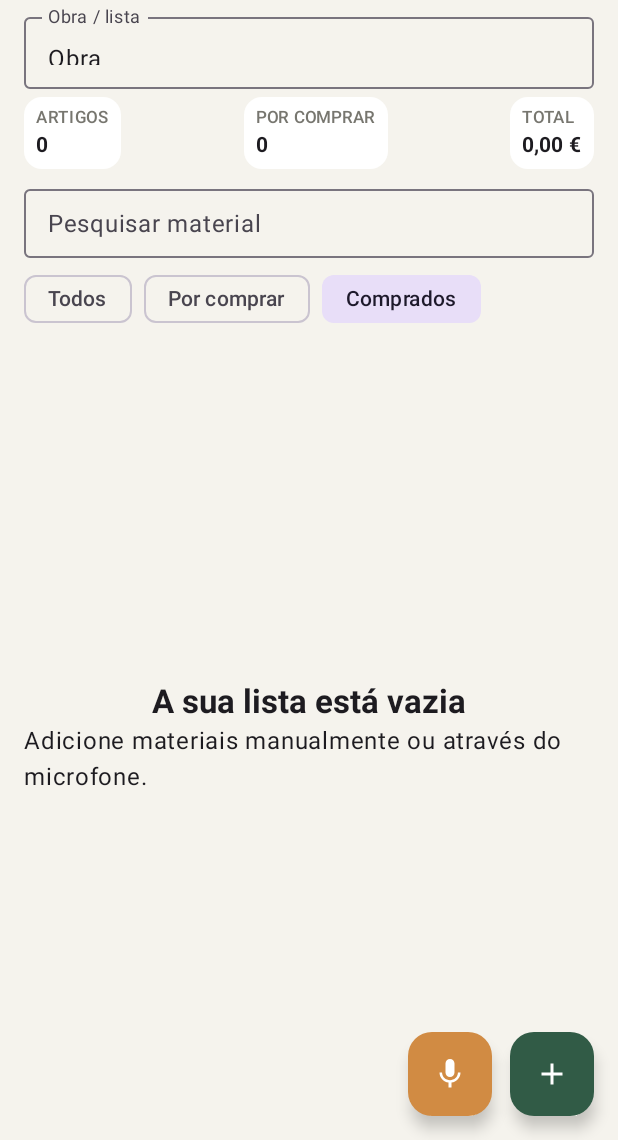
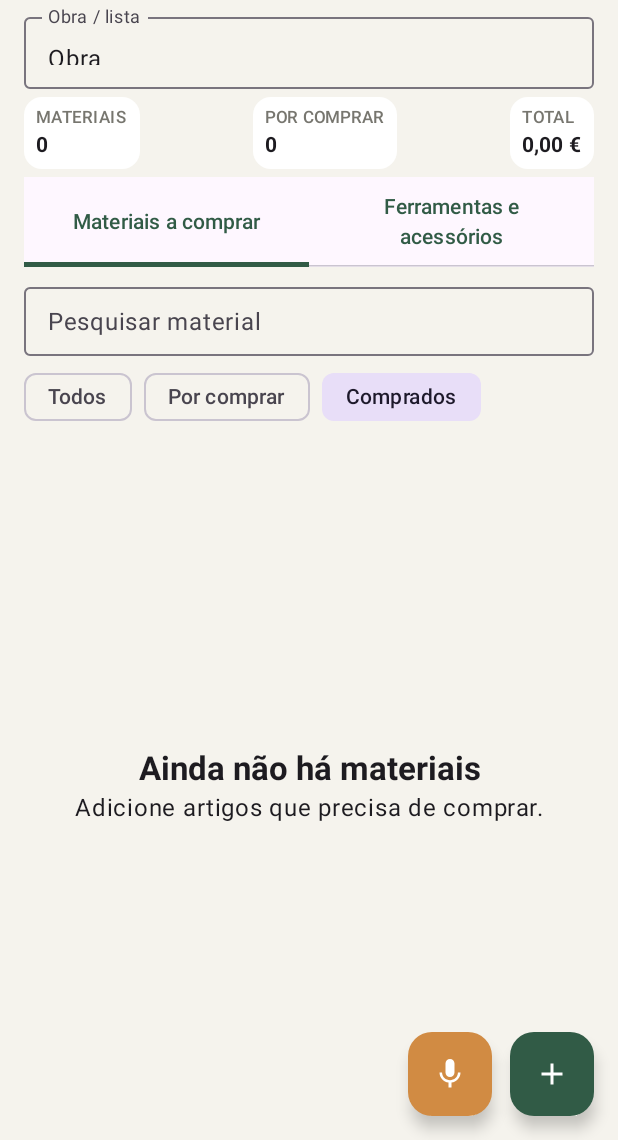
Before and after one commit to bombeiropt/Lista-Inteligente, an Android app built with Jetpack Compose: the screen it shows after launch (MainActivity), after a tap on "Partilhar", on a phone screen of 412 x 824 dp, the part 96-1236 px from its top. Run offline under Robolectric (Android 15) with nearby library versions, the phone set to English and light mode, and no system bars; 3 other taps on this screen came first.

Commit message:
Split lists into materials to buy and tools to bring

```diff
--- a/app/src/main/java/pt/bombeiropt/listainteligente/MainActivity.kt
+++ b/app/src/main/java/pt/bombeiropt/listainteligente/MainActivity.kt
@@ -39,7 +39,7 @@ import org.json.JSONObject
 import java.text.NumberFormat
 import java.util.Locale
 
-data class MaterialItem(val id: Long, val name: String, val quantity: Double, val unit: String, val price: Double, val category: String, val bought: Boolean = false) {
+data class MaterialItem(val id: Long, val name: String, val quantity: Double, val unit: String, val price: Double, val category: String, val bought: Boolean = false, val kind: String = "material") {
     val total get() = quantity * price
 }
 
@@ -63,6 +63,9 @@ fun ListaApp(onSpeak: (String) -> Unit) {
     var showAdd by remember { mutableStateOf(false) }
     var editing by remember { mutableStateOf<MaterialItem?>(null) }
     var filter by remember { mutableStateOf("Todos") }
+    var section by remember { mutableStateOf(0) }
+    val sectionItems = materials.filter { if (section == 0) it.kind == "material" else it.kind == "tool" }
+    val sectionTitle = if (section == 0) "Materiais a comprar" else "Ferramentas e acessórios"
     var query by remember { mutableStateOf("") }
     var voiceMessage by remember { mutableStateOf("") }
     val money = remember { NumberFormat.getCurrencyInstance(Locale("pt", "PT")) }
@@ -96,8 +99,9 @@ fun ListaApp(onSpeak: (String) -> Unit) {
         Scaffold(containerColor = Color(0xFFF5F3ED), topBar = {
             TopAppBar(title = { Text("Lista Inteligente", fontWeight = FontWeight.Bold) },
                 actions = { IconButton(onClick = {
-                    val body = buildString { appendLine("LISTA: $listName"); appendLine("Material | Quantidade | Unidade | Preço/un. | Total"); materials.forEach { appendLine("${it.name} | ${it.quantity} | ${it.unit} | ${money.format(it.price)} | ${money.format(it.total)}") }; appendLine("TOTAL: ${money.format(materials.sumOf { it.total })}") }
-                    val send = Intent(Intent.ACTION_SEND).apply { type = "text/plain"; putExtra(Intent.EXTRA_SUBJECT, "Lista de materiais - $listName"); putExtra(Intent.EXTRA_TEXT, body) }
+                    val exportItems = sectionItems
+                    val body = buildString { appendLine("$sectionTitle - $listName"); if (section == 0) appendLine("Material | Quantidade | Unidade | Preço/un. | Total") else appendLine("Ferramenta/acessório | Quantidade | Estado"); exportItems.forEach { appendLine(if (section == 0) "${it.name} | ${it.quantity} | ${it.unit} | ${money.format(it.price)} | ${money.format(it.total)}" else "${it.name} | ${it.quantity} ${it.unit} | ${if (it.bought) "Já levado" else "Falta levar"}") }; if (section == 0) appendLine("TOTAL: ${money.format(exportItems.sumOf { it.total })}") }
+                    val send = Intent(Intent.ACTION_SEND).apply { type = "text/plain"; putExtra(Intent.EXTRA_SUBJECT, "$sectionTitle - $listName"); putExtra(Intent.EXTRA_TEXT, body) }
                     context.startActivity(Intent.createChooser(send, "Partilhar lista"))
                 }) { Icon(Icons.Default.Share, "Partilhar") } }
             )
@@ -109,7 +113,7 @@ fun ListaApp(onSpeak: (String) -> Unit) {
                         speechLauncher.launch(intent)
                     } else permissionLauncher.launch(Manifest.permission.RECORD_AUDIO)
                 }, containerColor = Color(0xFFD18B43), contentColor = Color.White) { Icon(Icons.Default.Mic, "Adicionar por voz") }
-                FloatingActionButton(onClick = { editing = null; showAdd = true }, containerColor = Color(0xFF315B46), contentColor = Color.White) { Icon(Icons.Default.Add, "Adicionar material") }
+                FloatingActionButton(onClick = { editing = null; showAdd = true }, containerColor = Color(0xFF315B46), contentColor = Color.White) { Icon(Icons.Default.Add, if (section == 0) "Adicionar material" else "Adicionar ferramenta") }
             }
         }) { padding ->
             Column(Modifier.padding(padding).fillMaxSize().padding(horizontal = 16.dp)) {
@@ -117,12 +121,17 @@ fun ListaApp(onSpeak: (String) -> Unit) {
                 OutlinedTextField(value = listName, onValueChange = { listName = it; prefs.edit().putString("list_name", it).apply() }, label = { Text("Obra / lista") }, singleLine = true, modifier = Modifier.fillMaxWidth().height(56.dp))
                 Spacer(Modifier.height(5.dp))
                 Row(Modifier.fillMaxWidth(), horizontalArrangement = Arrangement.SpaceBetween) {
-                    Summary("ARTIGOS", materials.size.toString())
-                    Summary("POR COMPRAR", materials.count { !it.bought }.toString())
-                    Summary("TOTAL", money.format(materials.sumOf { it.total }))
+                    Summary(if (section == 0) "MATERIAIS" else "EQUIPAMENTO", sectionItems.size.toString())
+                    Summary(if (section == 0) "POR COMPRAR" else "POR LEVAR", sectionItems.count { !it.bought }.toString())
+                    Summary(if (section == 0) "TOTAL" else "LEVADOS", if (section == 0) money.format(sectionItems.sumOf { it.total }) else sectionItems.count { it.bought }.toString())
                 }
                 Spacer(Modifier.height(5.dp))
-                OutlinedTextField(value = query, onValueChange = { query = it }, modifier = Modifier.fillMaxWidth().height(54.dp), singleLine = true, label = { Text("Pesquisar material") })
+                TabRow(selectedTabIndex = section) {
+                    Tab(selected = section == 0, onClick = { section = 0; query = ""; filter = "Todos" }, text = { Text("Materiais a comprar") })
+                    Tab(selected = section == 1, onClick = { section = 1; query = ""; filter = "Todos" }, text = { Text("Ferramentas e acessórios") })
+                }
+                Spacer(Modifier.height(5.dp))
+                OutlinedTextField(value = query, onValueChange = { query = it }, modifier = Modifier.fillMaxWidth().height(54.dp), singleLine = true, label = { Text(if (section == 0) "Pesquisar material" else "Pesquisar ferramenta") })
                 Spacer(Modifier.height(3.dp))
                 Row(horizontalArrangement = Arrangement.spacedBy(8.dp)) {
                     listOf("Todos", "Por comprar", "Comprados").forEach { option ->
@@ -130,21 +139,20 @@ fun ListaApp(onSpeak: (String) -> Unit) {
                     }
                 }
                 if (voiceMessage.isNotBlank()) Text("Ouvido: $voiceMessage", style = MaterialTheme.typography.bodySmall, color = Color(0xFF315B46))
-                if (materials.isEmpty()) {
-                    Box(Modifier.fillMaxSize(), contentAlignment = Alignment.Center) { Column(horizontalAlignment = Alignment.CenterHorizontally) { Text("A sua lista está vazia", style = MaterialTheme.typography.titleLarge, fontWeight = FontWeight.Bold); Text("Adicione materiais manualmente ou através do microfone.") } }
+                if (sectionItems.isEmpty()) {
+                    Box(Modifier.fillMaxSize(), contentAlignment = Alignment.Center) { Column(horizontalAlignment = Alignment.CenterHorizontally) { Text(if (section == 0) "Ainda não há materiais" else "Ainda não há ferramentas ou acessórios", style = MaterialTheme.typography.titleLarge, fontWeight = FontWeight.Bold); Text(if (section == 0) "Adicione artigos que precisa de comprar." else "Registe o equipamento que precisa de levar para a obra.") } }
                 } else {
                     LazyColumn(verticalArrangement = Arrangement.spacedBy(8.dp), contentPadding = PaddingValues(bottom = 100.dp)) {
-                        items(materials.filter { (filter == "Todos" || (filter == "Comprados") == it.bought) && it.name.contains(query, true) }, key = { it.id }) { item ->
+                        items(sectionItems.filter { (filter == "Todos" || (filter == "Comprados") == it.bought) && it.name.contains(query, true) }, key = { it.id }) { item ->
                             Card(shape = RoundedCornerShape(12.dp), colors = CardDefaults.cardColors(containerColor = Color(0xFFFFFEFA)), elevation = CardDefaults.cardElevation(defaultElevation = 1.dp), modifier = Modifier.fillMaxWidth().clickable { editing = item; showAdd = true }) {
                                 Row(Modifier.padding(horizontal = 8.dp, vertical = 6.dp), verticalAlignment = Alignment.CenterVertically) {
                                     Checkbox(checked = item.bought, onCheckedChange = { checked -> persist(materials.map { if (it.id == item.id) it.copy(bought = checked) else it }) })
                                     Column(Modifier.weight(1f)) {
                                         Text(item.name, fontWeight = FontWeight.SemiBold, color = if (item.bought) Color.Gray else Color(0xFF26352D))
-                                        Text("${item.quantity} ${item.unit} · ${item.category}", style = MaterialTheme.typography.bodySmall, color = Color.Gray)
+                                        Text("${item.quantity} ${item.unit} · ${if (section == 0) item.category else if (item.bought) "Já levado" else "Falta levar"}", style = MaterialTheme.typography.bodySmall, color = Color.Gray)
                                     }
                                     Column(horizontalAlignment = Alignment.End) {
-                                        Text(money.format(item.total), fontWeight = FontWeight.Bold)
-                                        Text("Un. ${money.format(item.price)}", style = MaterialTheme.typography.labelSmall, color = Color.Gray)
+                                        if (section == 0) { Text(money.format(item.total), fontWeight = FontWeight.Bold); Text("Un. ${money.format(item.price)}", style = MaterialTheme.typography.labelSmall, color = Color.Gray) } else { Text(if (item.bought) "Levado" else "Por levar", fontWeight = FontWeight.Bold, color = if (item.bought) Color(0xFF315B46) else Color(0xFFD18B43)) }
                                     }
                                     IconButton(onClick = { persist(materials.filterNot { it.id == item.id }) }) { Icon(Icons.Default.Delete, "Eliminar", tint = Color(0xFFB34B42)) }
                                 }
@@ -154,7 +162,7 @@ fun ListaApp(onSpeak: (String) -> Unit) {
                 }
             }
         }
-        if (showAdd) MaterialDialog(item = editing, onDismiss = { showAdd = false }, onSave = { saved ->
+        if (showAdd) MaterialDialog(item = editing, kind = if (section == 0) "material" else "tool", onDismiss = { showAdd = false }, onSave = { saved ->
             val updated = if (editing == null) materials + saved else materials.map { if (it.id == editing?.id) saved.copy(id = it.id, bought = it.bought) else it }
             persist(updated); showAdd = false
         })
@@ -172,32 +180,32 @@ fun Summary(label: String, value: String) {
 }
 
 @Composable
-fun MaterialDialog(item: MaterialItem?, onDismiss: () -> Unit, onSave: (MaterialItem) -> Unit) {
+fun MaterialDialog(item: MaterialItem?, kind: String, onDismiss: () -> Unit, onSave: (MaterialItem) -> Unit) {
     var name by remember(item) { mutableStateOf(item?.name ?: "") }
     var quantity by remember(item) { mutableStateOf(item?.quantity?.toString() ?: "1") }
     var unit by remember(item) { mutableStateOf(item?.unit ?: "un") }
     var price by remember(item) { mutableStateOf(item?.price?.toString() ?: "0") }
     var category by remember(item) { mutableStateOf(item?.category ?: "Geral") }
-    AlertDialog(onDismissRequest = onDismiss, title = { Text(if (item == null) "Novo material" else "Editar material") }, text = {
+    AlertDialog(onDismissRequest = onDismiss, title = { Text(if (kind == "material") { if (item == null) "Novo material" else "Editar material" } else { if (item == null) "Nova ferramenta/acessório" else "Editar ferramenta/acessório" }) }, text = {
         Column(verticalArrangement = Arrangement.spacedBy(8.dp)) {
-            OutlinedTextField(name, { name = it }, label = { Text("Material (ex.: cimento)") }, singleLine = true)
+            OutlinedTextField(name, { name = it }, label = { Text(if (kind == "material") "Material (ex.: cimento)" else "Ferramenta ou acessório (ex.: berbequim)") }, singleLine = true)
             Row(horizontalArrangement = Arrangement.spacedBy(8.dp)) {
                 OutlinedTextField(quantity, { quantity = it }, label = { Text("Quantidade") }, modifier = Modifier.weight(1f), keyboardOptions = KeyboardOptions(keyboardType = KeyboardType.Decimal), singleLine = true)
                 OutlinedTextField(unit, { unit = it }, label = { Text("Unidade") }, modifier = Modifier.weight(1f), singleLine = true)
             }
-            OutlinedTextField(price, { price = it }, label = { Text("Preço por unidade (€)") }, keyboardOptions = KeyboardOptions(keyboardType = KeyboardType.Decimal), singleLine = true)
+            OutlinedTextField(price, { price = it }, label = { Text(if (kind == "material") "Preço por unidade (€)" else "Preço (opcional, €)") }, keyboardOptions = KeyboardOptions(keyboardType = KeyboardType.Decimal), singleLine = true)
             OutlinedTextField(category, { category = it }, label = { Text("Categoria") }, singleLine = true)
         }
-    }, confirmButton = { TextButton(onClick = { if (name.isNotBlank()) onSave(MaterialItem(item?.id ?: System.currentTimeMillis(), name.trim(), quantity.replace(",", ".").toDoubleOrNull() ?: 1.0, unit.ifBlank { "un" }, price.replace(",", ".").toDoubleOrNull() ?: 0.0, category.ifBlank { "Geral" })) }) { Text("Guardar") } }, dismissButton = { TextButton(onClick = onDismiss) { Text("Cancelar") } })
+    }, confirmButton = { TextButton(onClick = { if (name.isNotBlank()) onSave(MaterialItem(item?.id ?: System.currentTimeMillis(), name.trim(), quantity.replace(",", ".").toDoubleOrNull() ?: 1.0, unit.ifBlank { "un" }, price.replace(",", ".").toDoubleOrNull() ?: 0.0, category.ifBlank { "Geral" }, kind = kind)) }) { Text("Guardar") } }, dismissButton = { TextButton(onClick = onDismiss) { Text("Cancelar") } })
 }
 
 fun loadItems(raw: String): List<MaterialItem> = try {
     val array = JSONArray(raw)
-    (0 until array.length()).map { i -> array.getJSONObject(i).let { MaterialItem(it.optLong("id"), it.optString("name"), it.optDouble("quantity", 1.0), it.optString("unit", "un"), it.optDouble("price", 0.0), it.optString("category", "Geral"), it.optBoolean("bought")) } }
+    (0 until array.length()).map { i -> array.getJSONObject(i).let { MaterialItem(it.optLong("id"), it.optString("name"), it.optDouble("quantity", 1.0), it.optString("unit", "un"), it.optDouble("price", 0.0), it.optString("category", "Geral"), it.optBoolean("bought"), it.optString("kind", "material")) } }
 } catch (_: Exception) { emptyList() }
 
 fun saveItems(materials: List<MaterialItem>): String {
     val array = JSONArray()
-    materials.forEach { item -> array.put(JSONObject().put("id", item.id).put("name", item.name).put("quantity", item.quantity).put("unit", item.unit).put("price", item.price).put("category", item.category).put("bought", item.bought)) }
+    materials.forEach { item -> array.put(JSONObject().put("id", item.id).put("name", item.name).put("quantity", item.quantity).put("unit", item.unit).put("price", item.price).put("category", item.category).put("bought", item.bought).put("kind", item.kind)) }
     return array.toString()
 }
```
